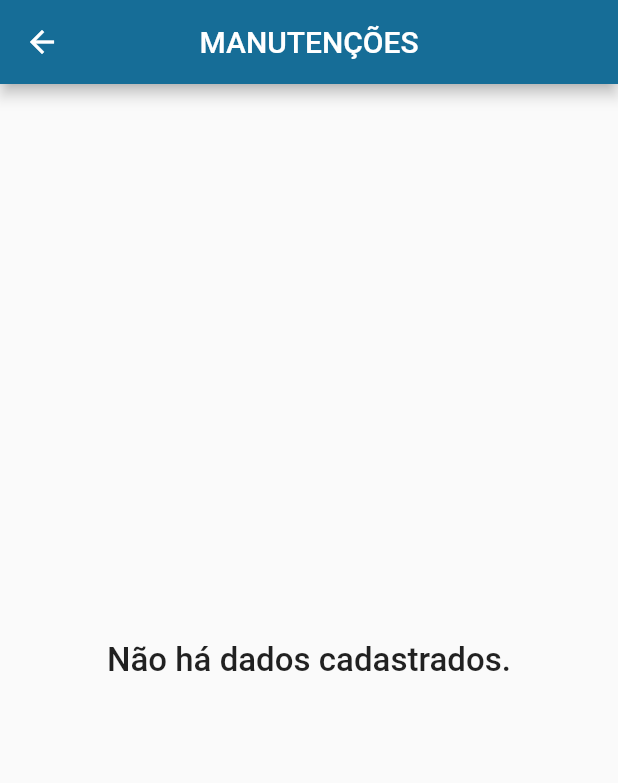
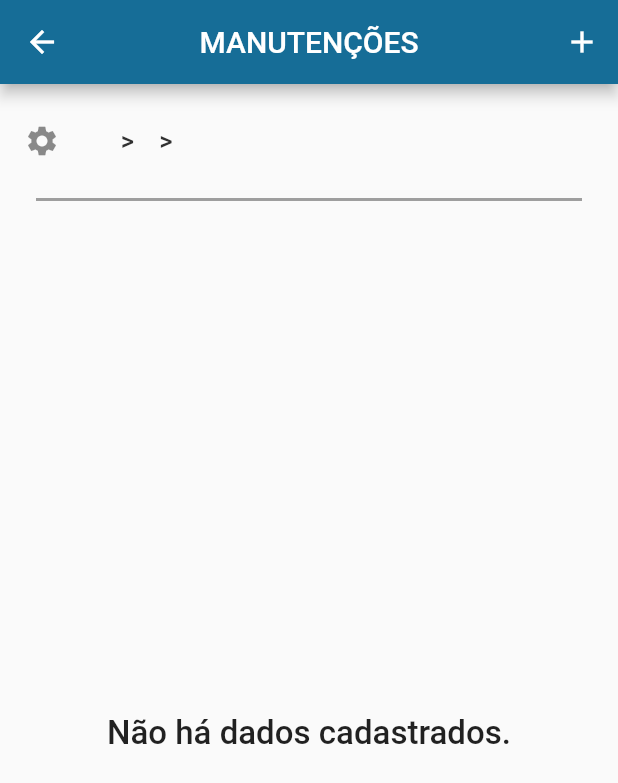
Before and after one commit to matheusmota3242/tirol_office_mobile_app, a Flutter app: the MaintenanceScreen screen opened directly with empty values, on a phone screen of 412 x 824 dp. Shown: the top 783 px of the screen. Run offline on Flutter 3.47's test engine with Material 2 defaults, Android fonts, the phone set to English and light mode, and no system bars; our stand-ins replace cloud_firestore, email_validator, firebase_auth, firebase_core, string_validator; accounts and stored records are empty.

Commit message:
iniciando formulario de manutencoes

```diff
--- a/lib/main.dart
+++ b/lib/main.dart
@@ -1,6 +1,7 @@
 import 'package:firebase_auth/firebase_auth.dart';
 import 'package:firebase_core/firebase_core.dart';
 import 'package:flutter/material.dart';
+import 'package:flutter_localizations/flutter_localizations.dart';
 import 'package:tirol_office_mobile_app/view/screen/auth/login_screen.dart';
 import 'package:tirol_office_mobile_app/view/screen/service_unit/service_unit_screen.dart';
 
@@ -18,6 +19,11 @@ class MyApp extends StatelessWidget {
   @override
   Widget build(BuildContext context) {
     return MaterialApp(
+      localizationsDelegates: [
+        GlobalMaterialLocalizations.delegate,
+        GlobalWidgetsLocalizations.delegate
+      ],
+      supportedLocales: [const Locale('pt', 'BR')],
       title: 'Flutter Demo',
       theme: ThemeData(
           // This is the theme of your application.
--- a/lib/model/maintenance.dart
+++ b/lib/model/maintenance.dart
@@ -2,16 +2,26 @@ class Maintenance {
   late String id;
   late DateTime dateTime;
   late bool occured;
-  late String description;
+  late String problemDescription;
+  late String solutionDescription;
   late String equipmentName;
   late String serviceProviderName;
   late String departmentName;
   late String serviceUnitName;
 
+  Maintenance.defaultInitialization(
+      this.equipmentName, this.departmentName, this.serviceUnitName)
+      : id = '',
+        dateTime = DateTime.now(),
+        occured = false,
+        problemDescription = '',
+        solutionDescription = '';
+
   Maintenance.fromJson(Map<String, dynamic> json, this.id)
       : dateTime = json['dateTime'],
         occured = json['occured'],
-        description = json['description'],
+        problemDescription = json['problemDescription'],
+        solutionDescription = json['solutionDescription'],
         equipmentName = json['equipmentName'],
         serviceProviderName = json['serviceProviderName'],
         departmentName = json['departmentName'],
@@ -20,7 +30,8 @@ class Maintenance {
   Map<String, dynamic> toJson() => {
         'dateTime': dateTime,
         'occured': occured,
-        'description': description,
+        'solutionDescription': solutionDescription,
+        'problemDescription': problemDescription,
         'equipmenName': equipmentName,
         'serviceProviderName': serviceProviderName,
         'departmentName': departmentName,
--- a/lib/view/screen/maintenance/maintenance_screen.dart
+++ b/lib/view/screen/maintenance/maintenance_screen.dart
@@ -1,6 +1,8 @@
 import 'package:flutter/material.dart';
 import 'package:tirol_office_mobile_app/service/maintenance_service.dart';
+import 'package:tirol_office_mobile_app/view/screen/maintenance/maintenance_form_screen.dart';
 
+import '../../../model/maintenance.dart';
 import '../../../theme/theme.dart';
 import '../../widget/utils_widget.dart';
 
@@ -23,22 +25,16 @@ class MaintenanceScreen extends StatelessWidget {
           centerTitle: true,
           backgroundColor: Theme.of(context).primaryColor,
           actions: [
-          // IconButton(
-          //   onPressed: () => Navigator.of(context).push(MaterialPageRoute(
-          //       builder: (context) => )),
-          //   icon: const Icon(Icons.add),
-          // )
+            IconButton(
+              onPressed: () => Navigator.of(context).push(MaterialPageRoute(
+                  builder: (context) => MaintenanceFormScreen(
+                      maintenance: Maintenance.defaultInitialization(
+                          equipmentName, departmentName, serviceUnitName)))),
+              icon: const Icon(Icons.add),
+            )
           ],
         ),
-      body: StreamBuilder(
-          stream: MaintenanceService.collection.snapshots(),
-          builder: (context, snapshot) {
-            switch (snapshot.connectionState) {
-              case ConnectionState.none:
-                return UtilsWidget.connectionFailed;
-              case ConnectionState.active:
-                if (snapshot.hasData && snapshot.data!.docs.isNotEmpty) {
-                  return Column(
+        body: Column(
           children: [
             const SizedBox(height: 10),
             ListTile(
@@ -56,20 +52,37 @@ class MaintenanceScreen extends StatelessWidget {
             ),
             const SizedBox(height: 20),
             Flexible(
-                          child: ListView.builder(
-                              itemCount: snapshot.data!.docs.length,
-                              itemBuilder: (context, index) => ListTile()))
-                    ],
+                child: StreamBuilder(
+              stream: MaintenanceService.collection
+                  .where('serviceUnitName', isEqualTo: serviceUnitName)
+                  .where('departmentName', isEqualTo: departmentName)
+                  .where('equipmentName', isEqualTo: equipmentName)
+                  .snapshots(),
+              builder: (context, snapshot) {
+                switch (snapshot.connectionState) {
+                  case ConnectionState.none:
+                    return UtilsWidget.connectionFailed;
+                  case ConnectionState.active:
+                    if (snapshot.hasData && snapshot.data!.docs.isNotEmpty) {
+                      List<Maintenance>? maintenances = snapshot.data!.docs
+                          .map(
+                              (doc) => Maintenance.fromJson(doc.data(), doc.id))
+                          .toList();
+                      return ListView.builder(
+                        itemCount: maintenances.length,
+                        itemBuilder: (context, index) => ListTile(
+                          title: Text(maintenances[index].dateTime.toString()),
+                        ),
                       );
                     } else {
                       return UtilsWidget.noData;
                     }
-              case ConnectionState.waiting:
-                return UtilsWidget.loading;
                   default:
                     return UtilsWidget.unexpectedBehavior;
                 }
-          }),
-    );
+              },
+            ))
+          ],
+        ));
   }
 }
--- a/lib/view/widget/maintenance/maintenance_list_tile.dart
+++ b/lib/view/widget/maintenance/maintenance_list_tile.dart
@@ -7,7 +7,7 @@ class MaintenanceListTile {
         children: [
           ListTile(
             title: Text(maintenance.dateTime.toString()),
-            subtitle: Text(maintenance.description),
+            subtitle: Text(maintenance.problemDescription),
             isThreeLine: true,
           )
         ],
--- a/pubspec.yaml
+++ b/pubspec.yaml
@@ -31,8 +31,11 @@ environment:
 dependencies:
   flutter:
     sdk: flutter
+  flutter_localizations:
+    sdk: flutter
   email_validator: ^2.1.17
   string_validator: ^0.3.0
+  intl: ^0.17.0
 
   #Firebase
   cloud_firestore: ^3.5.1
```
Also changed, not shown: lib/view/screen/maintenance/maintenance_form_screen.dart (added, +95 -0 lines), pubspec.lock. Lines whose indentation alone changed are shown as unchanged.
